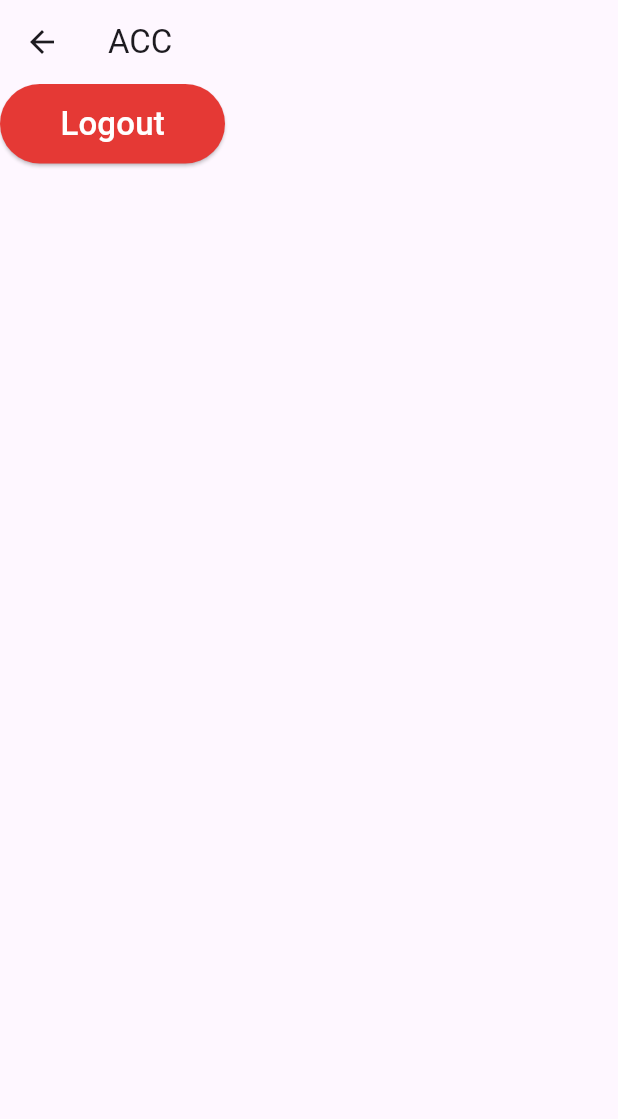
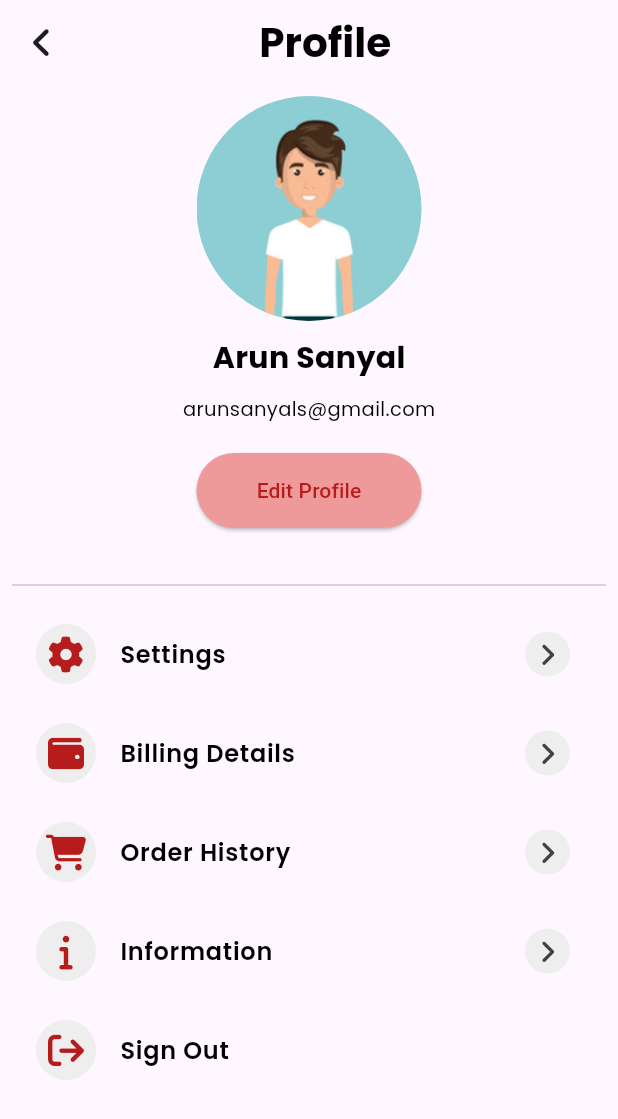
Before and after one commit to ArunSanyal/EcommerceApp, a Flutter app: the UserScreen screen opened directly, on a phone screen of 412 x 824 dp. Shown: the top 1119 px of the screen. Run offline on Flutter 3.47's test engine with Material 3 defaults, Android fonts, the phone set to English and light mode, and no system bars; our stand-ins replace cached_network_image, carousel_slider, flutter_slidable, font_awesome_flutter, supabase_flutter; accounts and stored records are empty; Roboto replaces fonts that are missing (Poppins-SemiBold).

Commit message:
Added basic layout screens and widgets related

```diff
--- a/lib/screens/notifications.dart
+++ b/lib/screens/notifications.dart
@@ -1,4 +1,6 @@
 import 'package:flutter/material.dart';
+
+import '../widgets/sliding_screen.dart';
 
 class NotificationScreen extends StatefulWidget {
   const NotificationScreen({super.key});
@@ -12,8 +14,10 @@ class _NotificationScreenState extends State<NotificationScreen> {
   Widget build(BuildContext context) {
     return Scaffold(
       appBar: AppBar(
-        title: Text('Noti'),
+        title: Center(child: Text('Notifications')),
       ),
+      body: const SlidingScreen(),
     );
+
   }
 }
--- a/lib/screens/user_screen.dart
+++ b/lib/screens/user_screen.dart
@@ -1,8 +1,13 @@
+import 'package:app/screens/dash_screen.dart';
+import 'package:app/screens/home_screen.dart';
+import 'package:app/screens/landing_screen.dart';
 import 'package:app/screens/register_screen.dart';
 import 'package:flutter/material.dart';
+import 'package:font_awesome_flutter/font_awesome_flutter.dart';
 import 'package:supabase_flutter/supabase_flutter.dart';
 
 import '../main.dart';
+import '../widgets/menu_widget.dart';
 
 class UserScreen extends StatefulWidget {
   const UserScreen({super.key});
@@ -16,44 +21,166 @@ class _UserScreenState extends State<UserScreen> {
   Widget build(BuildContext context) {
     return Scaffold(
       appBar: AppBar(
-        title: Text('ACC'),
+        leading: IconButton(
+          onPressed: () {
+            Navigator.pushAndRemoveUntil(
+                context,
+                MaterialPageRoute(builder: (context) => DashScreen()),
+                (route) => false);
+          },
+          icon: Icon(FontAwesomeIcons.angleLeft),
         ),
-      body: Column(
-        children: [
-          ElevatedButton(
+        title: Center(
           child: Text(
-              'Logout',
+            'Profile      ',
             style: TextStyle(
-                color: Colors.white,
-                fontFamily: 'Poppins-SemiBold',
-                fontSize: 22,
+              fontFamily: 'Poppins',
+              fontWeight: FontWeight.bold,
+              fontSize: 27,
+              color: Colors.black,
             ),
           ),
+        ),
+      ),
+      body: SingleChildScrollView(
+        child: Container(
+          padding: EdgeInsets.all(8),
+          child: Column(
+            children: [
+              SizedBox(
+                height: 150,
+                width: 150,
+                child: ClipRRect(
+                  borderRadius: BorderRadius.circular(150),
+                  child: Image.asset(
+                    'assets/per.png',
+                    fit: BoxFit.cover,
+                  ),
+                ),
+              ),
+              SizedBox(
+                height: 10,
+              ),
+              Text(
+                'Arun Sanyal',
+                style: TextStyle(
+                  fontFamily: 'Poppins',
+                  fontWeight: FontWeight.w700,
+                  fontSize: 20,
+                  color: Colors.black,
+                ),
+              ),
+              SizedBox(
+                height: 10,
+              ),
+              Text(
+                'arunsanyals@gmail.com',
+                style: TextStyle(
+                  fontFamily: 'Poppins',
+                  fontWeight: FontWeight.w400,
+                  fontSize: 13,
+                  color: Colors.black,
+                ),
+              ),
+              SizedBox(
+                height: 20,
+              ),
+              SizedBox(
+                height: 50,
+                width: 150,
+                child: ElevatedButton(
+                  onPressed: () {},
                   style: ElevatedButton.styleFrom(
-                primary: Colors.red[600], fixedSize: Size(150, 53)),
-            onPressed: () async{
-              try{
+                      backgroundColor: Colors.red[200],
+                      side: BorderSide.none,
+                      shape: StadiumBorder()),
+                  child: Text(
+                    'Edit Profile',
+                    style: TextStyle(color: Colors.red[900]),
+                  ),
+                ),
+              ),
+              SizedBox(
+                height: 30,
+              ),
+              Divider(),
+              SizedBox(
+                height: 10,
+              ),
+              MenuWidget(
+                title: 'Settings',
+                icon: FontAwesomeIcons.cog,
+                onPress: () {},
+              ),
+              SizedBox(
+                height: 10,
+              ),
+              MenuWidget(
+                title: 'Billing Details',
+                icon: FontAwesomeIcons.wallet,
+                onPress: () {},
+              ),
+              SizedBox(
+                height: 10,
+              ),
+              MenuWidget(
+                title: 'Order History',
+                icon: FontAwesomeIcons.cartShopping,
+                onPress: () {},
+              ),
+              SizedBox(
+                height: 10,
+              ),
+              MenuWidget(
+                title: 'Information',
+                icon: FontAwesomeIcons.info,
+                onPress: () {},
+              ),
+              SizedBox(
+                height: 10,
+              ),
+              MenuWidget(
+                title: 'Sign Out',
+                icon: FontAwesomeIcons.signOut,
+                textColor: Colors.red,
+                endIcon: false,
+                onPress: () async {
+                  try {
                     await supabase.auth.signOut();
-                if(mounted){
+                    if (mounted) {
                       ScaffoldMessenger.of(context).showSnackBar(
                         SnackBar(
-                      content: Text('Signed out'),),);
-                  print("mmmmmmmmmmmdkkdddddddddd");
+                          content: Text('Signed out'),
+                        ),
+                      );
+                      Navigator.pushAndRemoveUntil(
+                          context,
+                          MaterialPageRoute(builder: (context) => HomeScreen()),
+                          (route) => false);
                     }
-              } on AuthException catch(error){
+                  } on AuthException catch (error) {
                     ScaffoldMessenger.of(context).showSnackBar(
                       SnackBar(
                         content: Text(error.message),
-                    backgroundColor: Theme.of(context).colorScheme.error,),);
-              }catch(error){
+                        backgroundColor: Theme.of(context).colorScheme.error,
+                      ),
+                    );
+                  } catch (error) {
                     ScaffoldMessenger.of(context).showSnackBar(
                       SnackBar(
                         content: Text('Error occured, please retry'),
-                    backgroundColor: Theme.of(context).colorScheme.error,),);
+                        backgroundColor: Theme.of(context).colorScheme.error,
+                      ),
+                    );
                   }
                 },
               ),
+              SizedBox(
+                height: 10,
+              ),
             ],
+          ),
+        ),
       ),
     );
   }
--- /dev/null
+++ b/lib/widgets/menu_widget.dart
@@ -0,0 +1,61 @@
+import 'package:flutter/material.dart';
+import 'package:font_awesome_flutter/font_awesome_flutter.dart';
+
+class MenuWidget extends StatelessWidget {
+  const MenuWidget({
+    Key? key,
+    required this.title,
+    required this.icon,
+    required this.onPress,
+    this.endIcon = true,
+    this.textColor,
+  }) : super(key: key);
+  final String title;
+  final IconData icon;
+  final VoidCallback onPress;
+  final bool endIcon;
+  final Color? textColor;
+
+  @override
+  Widget build(BuildContext context) {
+    return ListTile(
+      onTap: onPress,
+      leading: Container(
+        width: 40,
+        height: 40,
+        decoration: BoxDecoration(
+          borderRadius: BorderRadius.circular(100),
+          color: Colors.grey[200],
+        ),
+        child: Icon(
+          icon,
+          color: Colors.red[900],
+        ),
+      ),
+      title: Text(
+        title,
+        style: TextStyle(
+          fontFamily: 'Poppins',
+          fontWeight: FontWeight.w600,
+          fontSize: 16,
+          color: Colors.black,
+        ),
+      ),
+      trailing: endIcon
+          ? Container(
+        width: 30,
+        height: 30,
+        decoration: BoxDecoration(
+          borderRadius: BorderRadius.circular(100),
+          color: Colors.grey[200],
+        ),
+        child: Icon(
+          FontAwesomeIcons.angleRight,
+          size: 18,
+          color: Colors.grey[800],
+        ),
+      )
+          : null,
+    );
+  }
+}
--- a/pubspec.yaml
+++ b/pubspec.yaml
@@ -39,6 +39,7 @@ dependencies:
   font_awesome_flutter: ^10.7.0
   cached_network_image: ^3.3.1
   carousel_slider: ^4.2.1
+  flutter_slidable: ^3.0.1
 
 dev_dependencies:
   flutter_test:
@@ -77,6 +78,8 @@ flutter:
     - assets/vegetables.png
     - assets/cutlery.png
     - assets/furniture.png
+    - assets/per.png
+
 
   # To add assets to your application, add an assets section, like this:
 
```
Also changed, not shown: lib/screens/grocery_screen.dart (+16 -16 lines), lib/screens/household_screen.dart (+17 -17 lines), lib/screens/register_screen.dart (+5 -5 lines), lib/widgets/sliding_screen.dart (added, +95 -0 lines), assets/image2.png, assets/image3.png, assets/image4.png, assets/per.png (added), pubspec.lock. Lines whose indentation alone changed are shown as unchanged.
